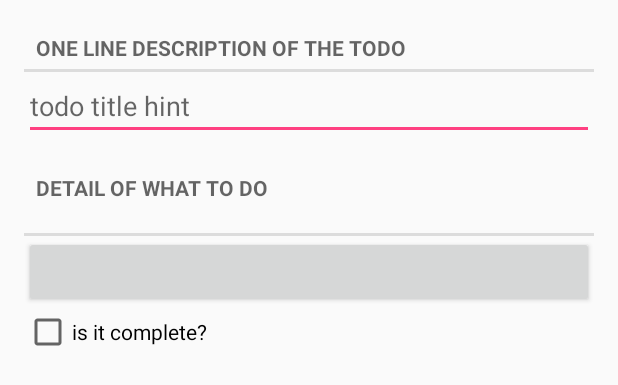
After one commit to MelGitacc/TodoApp_Lab4, an Android app: the layout fragment_todo.xml on its own in the app's theme, with its tools: preview values and no code run, on a phone screen of 412 x 824 dp. The commit adds this screen. Shown: the top 385 px of the screen. Run offline under Robolectric (Android 15) with nearby library versions, the phone set to English and light mode, and no system bars.

Commit message:
views complete

```diff
--- /dev/null
+++ b/app/src/main/res/layout/activity_fragment.xml
@@ -0,0 +1,5 @@
+<?xml version="1.0" encoding="utf-8"?>
+<FrameLayout xmlns:android="http://schemas.android.com/apk/res/android"
+    android:id="@+id/fragment_container"
+    android:layout_width="match_parent"
+    android:layout_height="match_parent" />
--- /dev/null
+++ b/app/src/main/res/layout/fragment_todo.xml
@@ -0,0 +1,39 @@
+<?xml version="1.0" encoding="utf-8"?>
+<LinearLayout xmlns:android="http://schemas.android.com/apk/res/android"
+    android:orientation="vertical"
+    android:layout_width="match_parent"
+    android:layout_height="match_parent"
+    android:layout_margin="16dp"
+    android:weightSum="1">
+
+    <TextView
+        style="?android:listSeparatorTextViewStyle"
+        android:layout_width="match_parent"
+        android:layout_height="wrap_content"
+        android:text="@string/todo_title_label"/>
+
+    <EditText
+        android:id="@+id/todo_title"
+        android:layout_width="match_parent"
+        android:layout_height="wrap_content"
+        android:hint="@string/todo_title_hint"/>
+
+    <TextView
+        style="?android:listSeparatorTextViewStyle"
+        android:layout_width="match_parent"
+        android:layout_height="@android:dimen/notification_large_icon_height"
+        android:text="@string/todo_detail_label"/>
+
+    <Button
+        android:id="@+id/todo_date"
+        android:layout_width="match_parent"
+        android:layout_height="wrap_content"
+        />
+
+    <CheckBox
+        android:id="@+id/todo_complete"
+        android:layout_width="match_parent"
+        android:layout_height="wrap_content"
+        android:text="@string/todo_complete_label"/>
+
+</LinearLayout>
--- a/app/src/main/res/values/strings.xml
+++ b/app/src/main/res/values/strings.xml
@@ -1,3 +1,10 @@
 <resources>
-    <string name="app_name">TodoApp</string>
+    <string name="app_name">TodoListApp</string>
+    <string name="todo_title">todo title</string>
+    <string name="todo_title_hint">todo title hint</string>
+    <string name="todo_title_label">One line description of the todo</string>
+    <string name="todo_detail_label">detail of what to do</string>
+    <string name="todo_complete_label">is it complete?</string>
+    <string name="todo_date">Todo date</string>
+    <string name="new_todo">New Todo</string>
 </resources>
```
Also changed, not shown: app/src/main/res/layout/fragment_todo_list.xml (added, +9 -0 lines), app/src/main/res/layout/list_item_todo.xml (added, +20 -0 lines).
